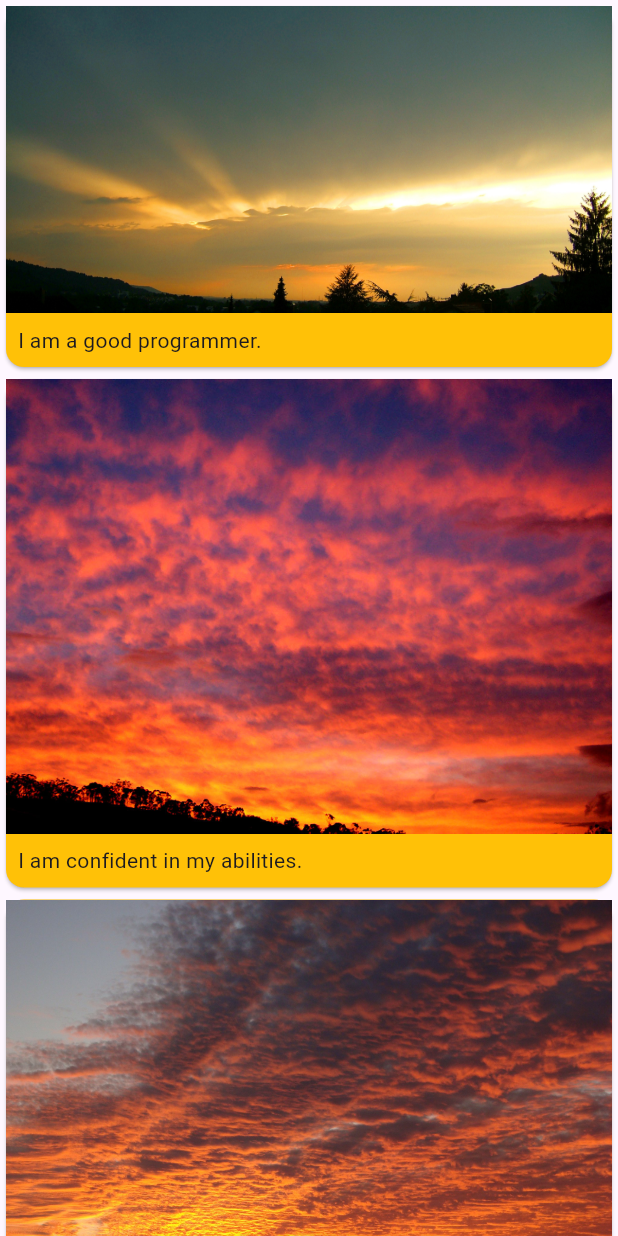
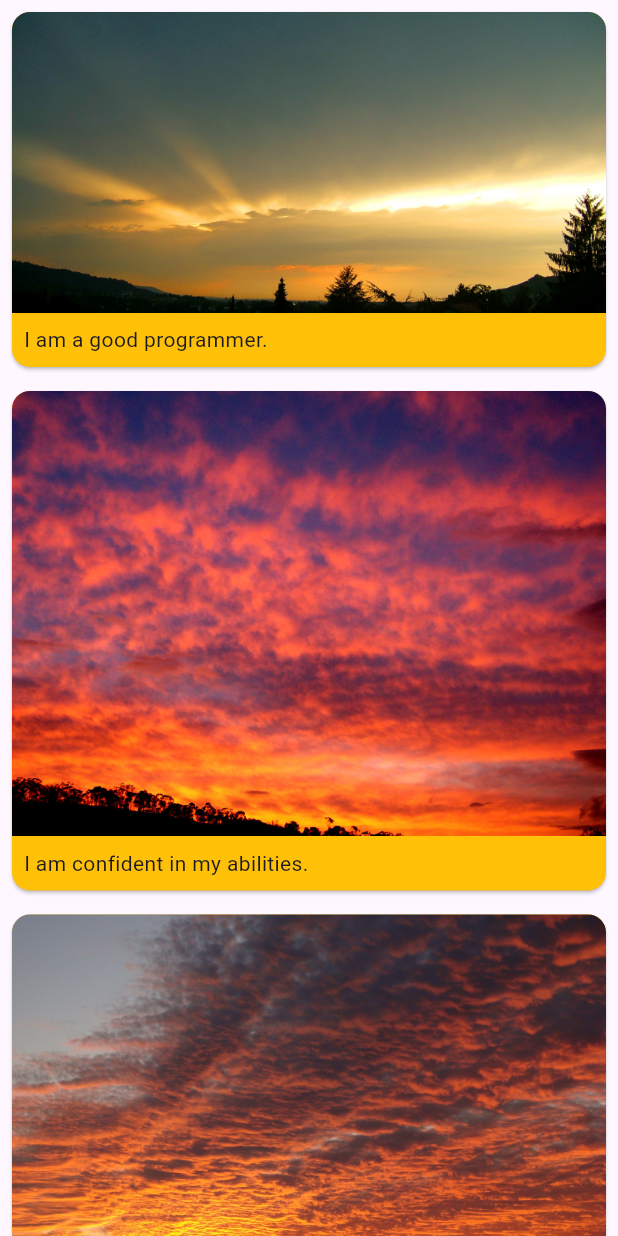
Before and after one commit to SincerelyAlex/Scrolling-List-Affirmations-Lab-Assignment, a Flutter app: the screen it shows after launch, on a phone screen of 412 x 824 dp. Run offline on Flutter 3.47's test engine with Material 3 defaults, Android fonts, the phone set to English and light mode, and no system bars.

Commit message:
Fixed square corners of image issue

```diff
--- a/lib/main.dart
+++ b/lib/main.dart
@@ -1,4 +1,6 @@
 import 'package:flutter/material.dart';
+
+// Alex Hoang
 
 class Affirmation {
   final String affirmationText;
@@ -49,7 +51,9 @@ class MainApp extends StatelessWidget {
           itemCount: affirmationsList.length,
           itemBuilder: (BuildContext context, int index) {
             return Card(
+              clipBehavior: Clip.antiAlias,
               color: Colors.amber[500],
+              margin: const EdgeInsets.all(8),
               child: Column(
                 crossAxisAlignment: CrossAxisAlignment.start,
                 children: [
```
